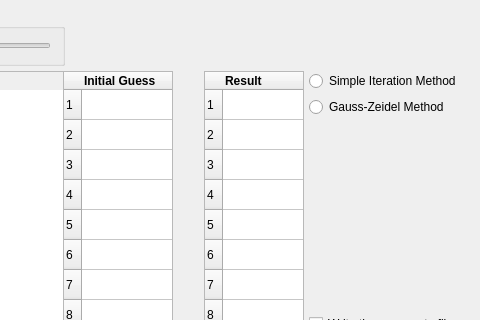
Above: Course Work OP/mainwindow.ui from hunter04d/Course-Work-OP before the change; both pictures show x 200 to 680 and y 0 to 320 of the 680 by 480 pixel window. Below: the same form after it.
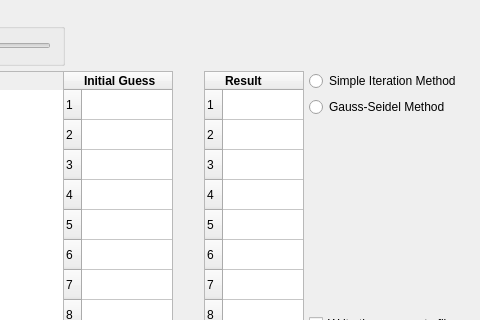
That is the form after the change.

What changed in the file:
```diff
--- a/Course Work OP/mainwindow.ui
+++ b/Course Work OP/mainwindow.ui
@@ -407,7 +407,7 @@
          <item>
           <widget class="QRadioButton" name="GZMButton">
            <property name="text">
-            <string>Gauss-Zeidel Method</string>
+            <string>Gauss-Seidel Method</string>
            </property>
           </widget>
          </item>
```
